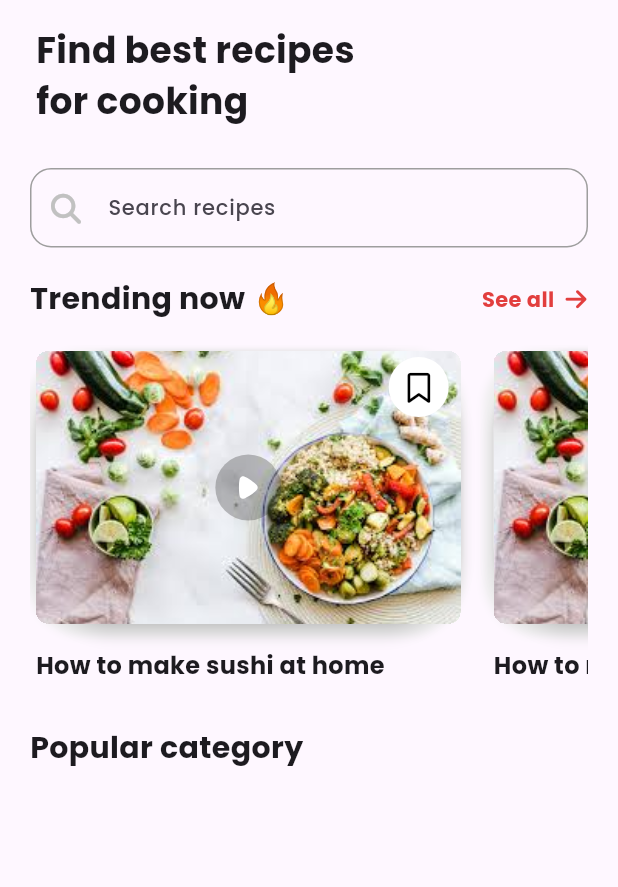
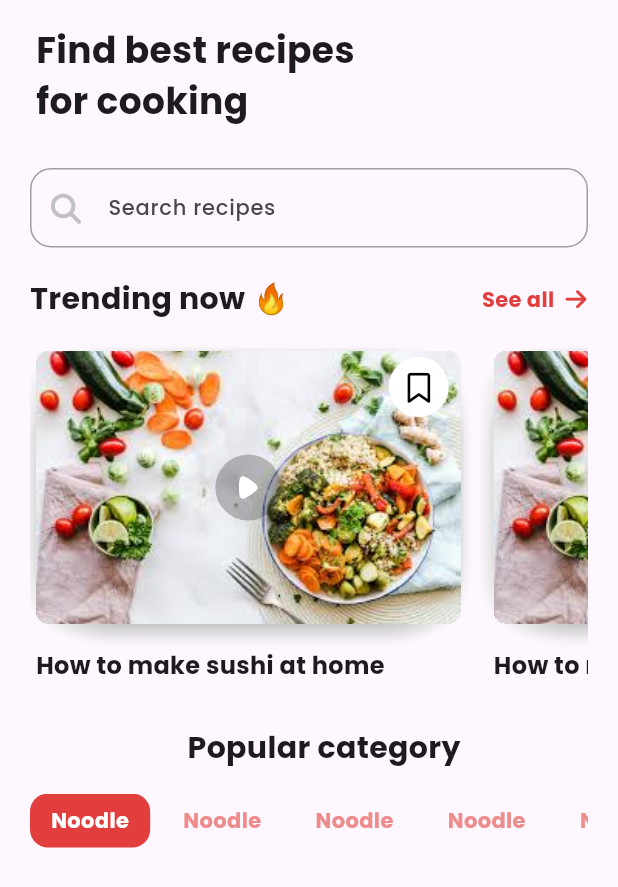
Before and after one commit to HazemAhmed677/reciply-app, a Flutter app: the screen it shows after launch, on a phone screen of 412 x 824 dp. Shown: the top 887 px of the screen. Run offline on Flutter 3.47's test engine with Material 3 defaults, Android fonts, the light colour scheme and no system bars; our stand-ins replace device_preview, flutter_svg, font_awesome_flutter, go_router.

Commit message:
create popular category list view

```diff
--- a/lib/features/home/data/presentation/views/widgets/featured_popular_category.dart
+++ b/lib/features/home/data/presentation/views/widgets/featured_popular_category.dart
@@ -1,5 +1,6 @@
 import 'package:flutter/material.dart';
 import 'package:reciply/core/utils/app_styles.dart';
+import 'package:reciply/features/home/data/presentation/views/widgets/popular_category_list_view.dart';
 
 class FeaturedPopularCategory extends StatelessWidget {
   const FeaturedPopularCategory({super.key});
@@ -21,6 +22,7 @@
         const SizedBox(
           height: 16,
         ),
+        PopularCategoryListView(),
       ],
     );
   }
--- a/lib/features/home/data/presentation/views/widgets/popular_category_list_view.dart
+++ b/lib/features/home/data/presentation/views/widgets/popular_category_list_view.dart
@@ -1,14 +1,37 @@
 import 'package:flutter/material.dart';
 import 'package:reciply/features/home/data/presentation/views/widgets/pupular_category_card.dart';
 
-class PopularCategoryListView extends StatelessWidget {
+class PopularCategoryListView extends StatefulWidget {
   const PopularCategoryListView({super.key});
 
   @override
+  State<PopularCategoryListView> createState() =>
+      _PopularCategoryListViewState();
+}
+
+class _PopularCategoryListViewState extends State<PopularCategoryListView> {
+  int currentIndex = 0;
+  @override
   Widget build(BuildContext context) {
-    return ListView.builder(
-      itemCount: 10,
-      itemBuilder: (context, index) => PupularCategoryCard(),
+    return Padding(
+      padding: const EdgeInsets.symmetric(horizontal: 20.0),
+      child: SingleChildScrollView(
+        scrollDirection: Axis.horizontal,
+        child: Row(
+          children: List.generate(
+            7,
+            (index) => GestureDetector(
+              onTap: () {
+                currentIndex = index;
+                setState(() {});
+              },
+              child: PupularCategoryCard(
+                isActive: (currentIndex == index),
+              ),
+            ),
+          ),
+        ),
+      ),
     );
   }
 }
--- a/lib/features/home/data/presentation/views/widgets/pupular_category_card.dart
+++ b/lib/features/home/data/presentation/views/widgets/pupular_category_card.dart
@@ -1,10 +1,38 @@
 import 'package:flutter/material.dart';
+import 'package:reciply/core/utils/app_colors.dart';
+import 'package:reciply/core/utils/app_styles.dart';
 
 class PupularCategoryCard extends StatelessWidget {
-  const PupularCategoryCard({super.key});
-
+  const PupularCategoryCard({
+    super.key,
+    required this.isActive,
+  });
+  final bool isActive;
   @override
   Widget build(BuildContext context) {
-    return const Placeholder();
+    return Padding(
+      padding: const EdgeInsets.only(right: 8.0),
+      child: AnimatedContainer(
+        duration: const Duration(milliseconds: 500),
+        decoration: BoxDecoration(
+          color: (isActive) ? AppColors.e2Color : Colors.transparent,
+          borderRadius: BorderRadius.circular(
+            12,
+          ),
+        ),
+        child: Padding(
+          padding: const EdgeInsets.symmetric(
+            horizontal: 14,
+            vertical: 8,
+          ),
+          child: Text(
+            'Noodle',
+            style: AppStyles.semiBold14(context).copyWith(
+              color: (isActive) ? AppColors.white : AppColors.eeColor,
+            ),
+          ),
+        ),
+      ),
+    );
   }
 }
```
